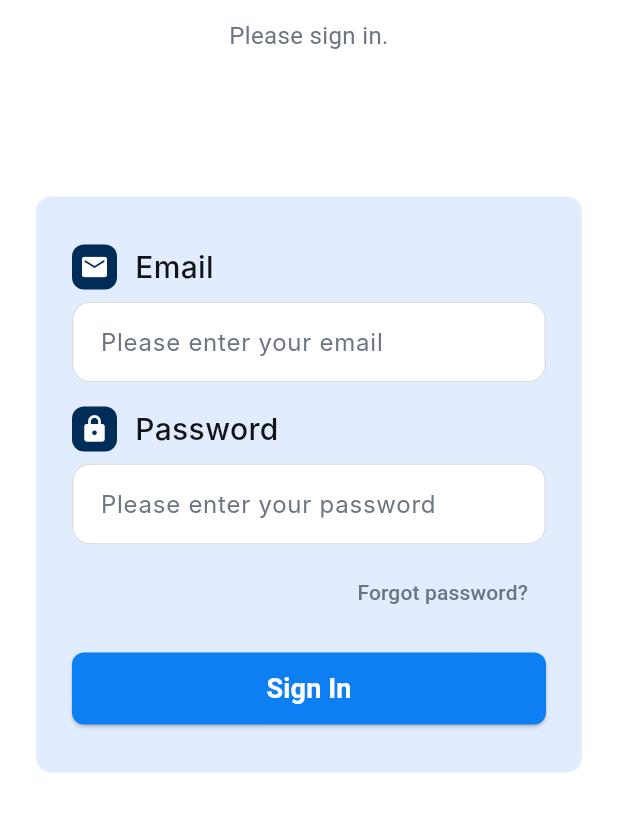
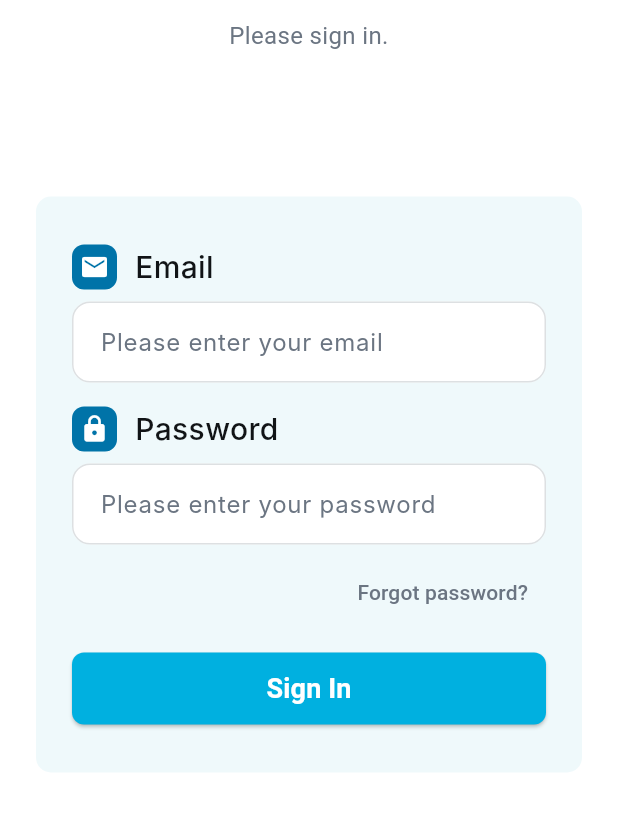
Before and after one commit to tomdevnut/pmdscomputervision, a Flutter app: the screen it shows after launch, on a phone screen of 412 x 824 dp, the part 291-1123 px from its top. Run offline on Flutter 3.47's test engine with Material 3 defaults, Android fonts, the phone set to English and light mode, and no system bars; our stand-ins replace cloud_firestore, file_picker, firebase_auth, firebase_core, firebase_messaging, firebase_storage; missing offline and left inert: arkit_plugin, dart:js_interop; accounts and stored records are empty; Roboto replaces fonts that are missing (Inter).

```diff
--- a/src/flutter/cad_match/lib/screens/scan_detail_page.dart
+++ b/src/flutter/cad_match/lib/screens/scan_detail_page.dart
@@ -109,6 +109,8 @@ class ScanDetailPage extends StatelessWidget {
                     if (docSnapshot.exists && docSnapshot.data() != null) {
                       final statsData = docSnapshot.data()!;
                       final accuracy = statsData['accuracy'] as double? ?? 0.0;
+                      final name = scan['name'] as String? ?? 'Unknown';
+                      final scanId = scan['scanId'] as String? ?? 'Unknown';
                       final minDeviation =
                           statsData['min_deviation'] as double? ?? 0.0;
                       final maxDeviation =
@@ -120,6 +122,8 @@ class ScanDetailPage extends StatelessWidget {
                         final ppwt =
                           statsData['ppwt'] as double? ?? 0.0;
                       final statsMap = {
+                        'name': name,
+                        'scanId': scanId,
                         'accuracy': accuracy,
                         'min_deviation': minDeviation,
                         'max_deviation': maxDeviation,
--- a/src/flutter/cad_match_webapp/lib/shared_utils.dart
+++ b/src/flutter/cad_match_webapp/lib/shared_utils.dart
@@ -2,9 +2,9 @@ import 'package:flutter/material.dart';
 
 // Definizione dei colori
 class AppColors {
-  static const Color primary = Color(0xFF002C58);
-  static const Color secondary = Color(0xFF0C7FF2);
-  static const Color backgroundColor = Color(0xFFE1EDFF);
+  static const Color primary = Color(0xFF0073a8);
+  static const Color secondary = Color(0xFF00b0e0);
+  static const Color backgroundColor = Color(0xFFeff9fb);
   static const Color white = Colors.white;
   static const Color textPrimary = Color(0xFF111416);
   static const Color textSecondary = Color(0xFF6B7582);
```
